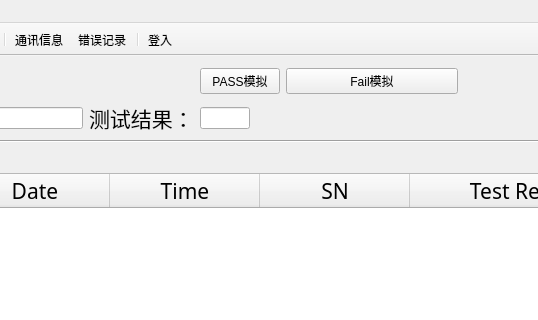
This is ict_ur10.ui in eveningwyn/ICT_UR10 as Qt 5 draws it before an edit; both pictures show x 202 to 740 and y 0 to 320 of the 850 by 620 pixel window. The edited form follows.
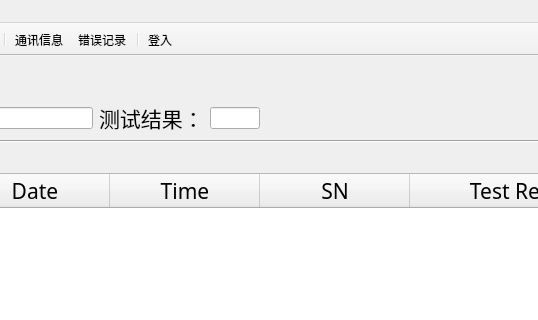
This is the edited form. Icons and pictures are not drawn.

Diff of the .ui file:
```diff
--- a/ict_ur10.ui
+++ b/ict_ur10.ui
@@ -793,20 +793,6 @@
       </property>
      </spacer>
     </item>
-    <item row="0" column="3">
-     <widget class="QPushButton" name="pushButton">
-      <property name="text">
-       <string>PASS模拟</string>
-      </property>
-     </widget>
-    </item>
-    <item row="0" column="4">
-     <widget class="QPushButton" name="pushButton_2">
-      <property name="text">
-       <string>Fail模拟</string>
-      </property>
-     </widget>
-    </item>
    </layout>
   </widget>
   <widget class="QMenuBar" name="mainMenuBar">
```
